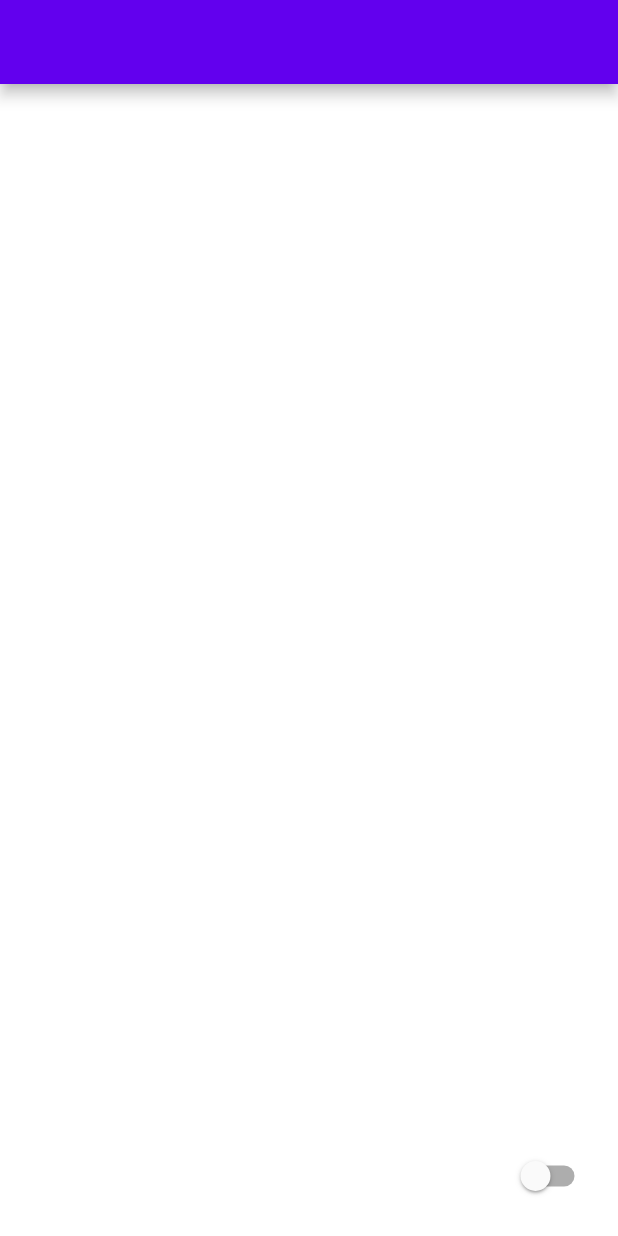
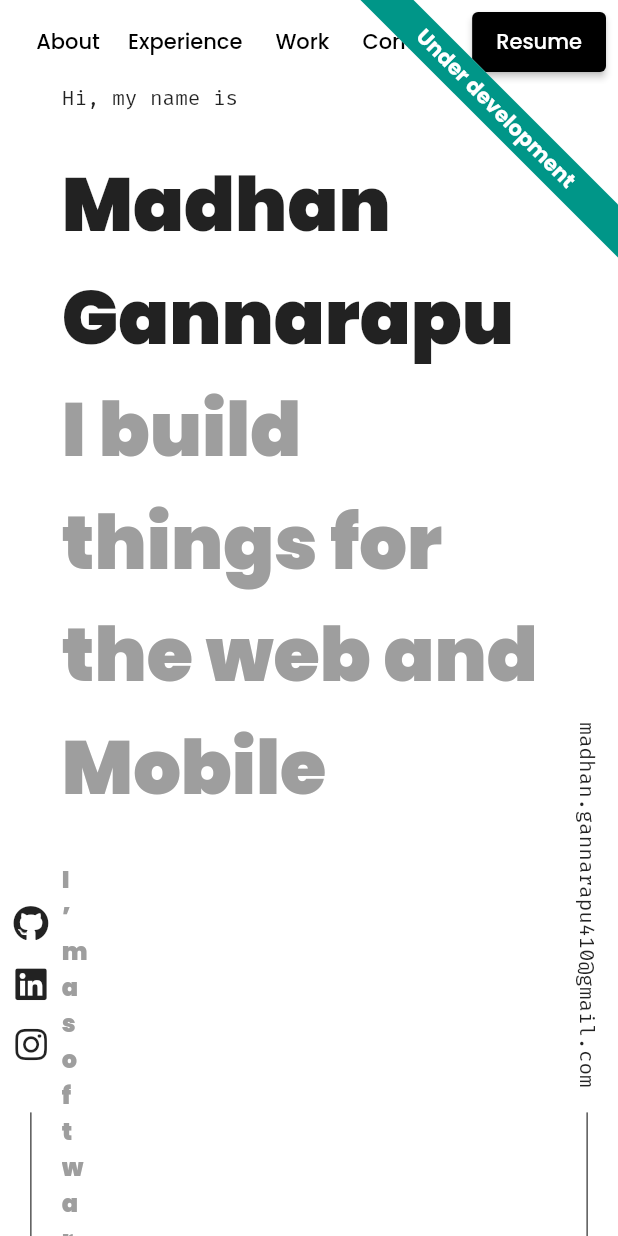
Before and after one commit to MadhanGannarapu/portfolio, a Flutter app: the screen it shows after launch, on a phone screen of 412 x 824 dp. Run offline on Flutter 3.47's test engine with Material 2 defaults, Android fonts, the phone set to English and light mode, and no system bars; our stand-ins replace font_awesome_flutter, google_fonts.

Commit message:
added under development flag

```diff
--- a/lib/constants/colors.dart
+++ b/lib/constants/colors.dart
@@ -0,0 +1,7 @@
+import 'package:flutter/material.dart';
+
+class AppColors{
+  static const Color white = Colors.white;
+  static const Color black = Colors.black;
+   static const Color aliceBlue = Color(0xffF0F4FA);
+}
--- /dev/null
+++ b/lib/constants/text_styles.dart
@@ -0,0 +1,14 @@
+import 'package:flutter/material.dart';
+import 'package:google_fonts/google_fonts.dart';
+
+class AppTextStyles {
+  static const TextStyle header =
+      TextStyle(fontSize: 50, fontWeight: FontWeight.w900);
+  static const TextStyle header2 =
+      TextStyle(fontSize: 50, fontWeight: FontWeight.w900, color: Colors.grey);
+  static const TextStyle title =
+      TextStyle(fontSize: 24, fontWeight: FontWeight.w900);
+  static TextStyle caption = GoogleFonts.firaCode(textStyle: const TextStyle());
+  static const TextStyle normal =
+      TextStyle(fontSize: 16, fontWeight: FontWeight.w900, color: Colors.grey);
+}
--- a/lib/constants/theme.dart
+++ b/lib/constants/theme.dart
@@ -1,22 +1,36 @@
 import 'package:flutter/material.dart';
 import 'package:google_fonts/google_fonts.dart';
+import 'package:portfolio/constants/colors.dart';
 
 class AppThemes {
-
   static final darkTheme = ThemeData(
-    scaffoldBackgroundColor: Colors.grey.shade900,
+      scaffoldBackgroundColor: Colors.black,
       primaryColor: Colors.black,
       colorScheme: const ColorScheme.dark(),
       iconTheme: IconThemeData(color: Colors.purple.shade200, opacity: 0.8),
       textTheme: GoogleFonts.poppinsTextTheme(ThemeData.dark().textTheme),
-  );
+      dividerTheme: const DividerThemeData(color: AppColors.white));
 
   static final lightTheme = ThemeData(
       scaffoldBackgroundColor: Colors.white,
       primaryColor: Colors.white,
       colorScheme: const ColorScheme.light(),
-    iconTheme: const IconThemeData(color: Colors.red, opacity: 0.8),
       textTheme: GoogleFonts.poppinsTextTheme(ThemeData.light().textTheme),
-  );
-
+      dividerTheme: const DividerThemeData(color: AppColors.black),
+      textButtonTheme: TextButtonThemeData(
+        style: TextButton.styleFrom(primary: Colors.black),
+      ),
+      elevatedButtonTheme: ElevatedButtonThemeData(
+        style: ElevatedButton.styleFrom(
+          onPrimary: Colors.white,
+          primary: AppColors.black,
+        ),
+      ),
+      outlinedButtonTheme: OutlinedButtonThemeData(
+        style: OutlinedButton.styleFrom(
+          primary: Colors.purple,
+          backgroundColor: Colors.green,
+        ),
+      ),
+      appBarTheme: const AppBarTheme(backgroundColor: AppColors.white));
 }
--- a/lib/main.dart
+++ b/lib/main.dart
@@ -3,7 +3,7 @@
 import 'package:portfolio/provider/theme_provider.dart';
 import 'package:provider/provider.dart';
 
-import 'view/screens/home_screen.dart';
+import 'view/screens/main_screen.dart';
 
 void main() {
   runApp(const MyApp());
@@ -20,17 +20,17 @@
           create: (context) => ThemeProvider(),
         ),
       ],
-      child: Consumer<ThemeProvider>(
-        builder: (context,theme,_) {
-          return MaterialApp(
-            title: 'Flutter Demo',
-            themeMode: theme.themeMode,
-            theme: AppThemes.lightTheme,
-            darkTheme: AppThemes.darkTheme,
-            home: const HomePage(),
-          );
-        }
-      ),
+      child: Consumer<ThemeProvider>(builder: (context, theme, _) {
+        return MaterialApp(
+          title: 'Flutter Demo',
+          debugShowCheckedModeBanner: false,
+          // themeMode: theme.themeMode,
+          themeMode: ThemeMode.light,
+          theme: AppThemes.lightTheme,
+          darkTheme: AppThemes.darkTheme,
+          home: const MainScreen(),
+        );
+      }),
     );
   }
 }
--- /dev/null
+++ b/lib/view/screens/about_me_screen.dart
@@ -0,0 +1,12 @@
+import 'package:flutter/material.dart';
+
+class AboutScreen extends StatelessWidget {
+  const AboutScreen({Key? key}) : super(key: key);
+
+  @override
+  Widget build(BuildContext context) {
+    return const Center(
+      child: Text('About screen'),
+    );
+  }
+}
--- /dev/null
+++ b/lib/view/screens/contact_screen.dart
@@ -0,0 +1,33 @@
+import 'package:flutter/material.dart';
+import 'package:portfolio/constants/text_styles.dart';
+
+class ContactScreen extends StatelessWidget {
+  const ContactScreen({Key? key}) : super(key: key);
+
+  @override
+  Widget build(BuildContext context) {
+    Size size = MediaQuery.of(context).size;
+    return SizedBox(
+      height: size.height,
+      child: Column(
+        crossAxisAlignment: CrossAxisAlignment.center,
+        mainAxisAlignment: MainAxisAlignment.center,
+        children: [
+          Text('What’s Next?', style: AppTextStyles.caption),
+          const SizedBox(height: 10),
+          const Text('Get In Touch', style: AppTextStyles.header),
+          const SizedBox(height: 10),
+           Padding(
+            padding: EdgeInsets.symmetric(horizontal: size.width*0.25),
+            child:const Text(
+                'Although I’m not currently looking for any new opportunities, my inbox is always open. Whether you have a question or just want to say hi, I’ll try my best to get back to you!',
+                textAlign: TextAlign.center,
+                style: AppTextStyles.normal),
+          ),
+          const SizedBox(height: 25),
+          ElevatedButton(onPressed: () {}, child: const Text('Say Hello'))
+        ],
+      ),
+    );
+  }
+}
--- /dev/null
+++ b/lib/view/screens/experience_screen.dart
@@ -0,0 +1,12 @@
+import 'package:flutter/material.dart';
+
+class ExperienceScreen extends StatelessWidget {
+  const ExperienceScreen({Key? key}) : super(key: key);
+
+  @override
+  Widget build(BuildContext context) {
+    return const Center(
+      child: Text('Experience screen'),
+    );
+  }
+}
--- a/lib/view/screens/home_screen.dart
+++ b/lib/view/screens/home_screen.dart
@@ -1,23 +1,77 @@
 import 'package:flutter/material.dart';
+import 'package:portfolio/constants/text_styles.dart';
 
-import '../widgets/change_theme_button_widget.dart';
-
-class HomePage extends StatelessWidget {
-  const HomePage({Key? key}) : super(key: key);
+class HomeScreen extends StatelessWidget {
+  const HomeScreen({Key? key}) : super(key: key);
 
   @override
   Widget build(BuildContext context) {
-    return Scaffold(
-      appBar: AppBar(),
-      // floatingActionButton: FloatingActionButton.extended(
-      //   onPressed: () {
-      //     Provider.of<ThemeProvider>(context, listen: false).toggleTheme();
-      //   },
-      //   icon: const Icon(Icons.light),
-      //   label: const Text("Switch Theme"),
-      // ),
-      floatingActionButton: const ChangeThemeButtonWidget(),
-      body: Container(),
+    Size size = MediaQuery.of(context).size;
+    return SizedBox(
+      height: size.height,
+      child: Column(
+        mainAxisAlignment: MainAxisAlignment.center,
+        crossAxisAlignment: CrossAxisAlignment.start,
+        children: [
+          Text(
+            'Hi, my name is',
+            style: AppTextStyles.caption,
+          ),
+          const SizedBox(height: 25),
+          const Text(
+            'Madhan Gannarapu',
+            style: AppTextStyles.header,
+          ),
+          // const SizedBox(height: 10),
+          const Text(
+            'I build things for the web and Mobile',
+            style: AppTextStyles.header2,
+          ),
+          const SizedBox(height: 25),
+          Padding(
+            padding: EdgeInsets.only(right: size.height * 0.7),
+            child: const Text(
+              'I’m a software developer specializing in building (and occasionally backend) exceptional digital experiences. Currently, I’m focused on building accessible, human-centered products at AutomateSMB',
+              style: AppTextStyles.normal,
+            ),
+          ),
+        ],
+      ),
     );
   }
 }
+
+
+// class HomePage extends StatelessWidget {
+//   const HomePage({Key? key}) : super(key: key);
+
+//   @override
+//   Widget build(BuildContext context) {
+//     return Scaffold(
+//       floatingActionButton: const ChangeThemeButtonWidget(),
+//       body: SingleChildScrollView(
+//         child: Column(
+//            crossAxisAlignment: CrossAxisAlignment.start,
+//           children: const [
+//             // Icon(Icons.g)
+//             SectionHeaderWidget(
+//               label: 'Madhan Gannarapu',
+//               header: 'Hi, I\'m Madhan, your friendly neighborhood developer',
+//             ),
+//             SectionHeaderWidget(
+//               label: 'About me',
+//               header:
+//                   "I'm a developer living in India, building Android, iOS and web with Flutter",
+//             ),
+//             SectionHeaderWidget(
+//               label: 'What I do',
+//               header: "I love creating beautiful user experiences",
+//               caption:
+//                   'Most of my development experience and interest is in React front end development. More recently I have also been using Solidity to write smart contracts on Ethereum',
+//             ),
+//           ],
+//         ),
+//       ),
+//     );
+//   }
+// }
--- /dev/null
+++ b/lib/view/screens/main_screen.dart
@@ -0,0 +1,106 @@
+import 'package:flutter/material.dart';
+import 'package:font_awesome_flutter/font_awesome_flutter.dart';
+import 'package:portfolio/constants/text_styles.dart';
+import 'package:portfolio/view/widgets/development_flag_widget.dart';
+
+import 'contact_screen.dart';
+import 'home_screen.dart';
+
+class MainScreen extends StatelessWidget {
+  const MainScreen({Key? key}) : super(key: key);
+
+  @override
+  Widget build(BuildContext context) {
+    Size size = MediaQuery.of(context).size;
+
+    return Stack(
+      children: [
+        Scaffold(
+          appBar: AppBar(
+            elevation: 0,
+            title: const Padding(
+              padding: EdgeInsets.all(8.0),
+              child: Text(
+                'MG',
+                style: TextStyle(
+                  fontSize: 30,
+                  letterSpacing: 4,
+                  color: Colors.black,
+                  fontWeight: FontWeight.bold,
+                ),
+              ),
+            ),
+            actions: [
+              TextButton(onPressed: () {}, child: const Text('About')),
+              TextButton(onPressed: () {}, child: const Text('Experience')),
+              TextButton(onPressed: () {}, child: const Text('Work')),
+              TextButton(onPressed: () {}, child: const Text('Contact')),
+              Padding(
+                padding: const EdgeInsets.all(8.0),
+                child: ElevatedButton(
+                    onPressed: () {}, child: const Text('Resume')),
+              )
+            ],
+          ),
+          body: Row(
+            children: [
+              SizedBox(
+                width: size.width * 0.1,
+                child: Column(
+                  mainAxisAlignment: MainAxisAlignment.end,
+                  crossAxisAlignment: CrossAxisAlignment.center,
+                  children: [
+                    const FaIcon(FontAwesomeIcons.github),
+                    SizedBox(height: size.height * 0.02),
+                    const FaIcon(FontAwesomeIcons.linkedin),
+                    SizedBox(height: size.height * 0.02),
+                    const FaIcon(FontAwesomeIcons.instagram),
+                    SizedBox(height: size.height * 0.02),
+                    SizedBox(height: size.height * 0.02),
+                    SizedBox(
+                      height: size.height * 0.1,
+                      child: const VerticalDivider(),
+                    )
+                  ],
+                ),
+              ),
+              Expanded(
+                child: SingleChildScrollView(
+                  child: Column(
+                    mainAxisSize: MainAxisSize.max,
+                    children: const [
+                      HomeScreen(),
+                      ContactScreen(),
+                    ],
+                  ),
+                ),
+              ),
+              SizedBox(
+                width: size.width * 0.1,
+                child: Column(
+                  mainAxisAlignment: MainAxisAlignment.end,
+                  crossAxisAlignment: CrossAxisAlignment.center,
+                  children: [
+                    RotatedBox(
+                      quarterTurns: 1,
+                      child: Text(
+                        'madhan.gannarapu410@gmail.com',
+                        style: AppTextStyles.caption,
+                      ),
+                    ),
+                    SizedBox(height: size.height * 0.02),
+                    SizedBox(
+                      height: size.height * 0.1,
+                      child: const VerticalDivider(),
+                    )
+                  ],
+                ),
+              ),
+            ],
+          ),
+        ),
+      const UnderDevelopmentBanner()
+      ],
+    );
+  }
+}
--- /dev/null
+++ b/lib/view/screens/work_screen.dart
@@ -0,0 +1,12 @@
+import 'package:flutter/material.dart';
+
+class WorkScreen extends StatelessWidget {
+  const WorkScreen({Key? key}) : super(key: key);
+
+  @override
+  Widget build(BuildContext context) {
+    return const Center(
+      child: Text('Work screen'),
+    );
+  }
+}
--- /dev/null
+++ b/lib/view/widgets/development_flag_widget.dart
@@ -0,0 +1,28 @@
+import 'package:flutter/material.dart';
+
+class UnderDevelopmentBanner extends StatelessWidget {
+  const UnderDevelopmentBanner({Key? key}) : super(key: key);
+
+  @override
+  Widget build(BuildContext context) {
+    return Positioned(
+      right: -50,
+      top: 60,
+      child: RotationTransition(
+        turns: const AlwaysStoppedAnimation(45 / 360),
+        child: Material(
+          child: Container(
+            padding: const EdgeInsets.symmetric(vertical: 2, horizontal:60),
+            color: Colors.teal,
+            child: const Text(
+              'Under development',
+              textAlign: TextAlign.center,
+              style:
+                  TextStyle(fontWeight: FontWeight.bold, color: Colors.white),
+            ),
+          ),
+        ),
+      ),
+    );
+  }
+}
--- /dev/null
+++ b/lib/view/widgets/section_header_widget_widget.dart
@@ -0,0 +1,36 @@
+import 'package:flutter/material.dart';
+
+class SectionHeaderWidget extends StatelessWidget {
+  const SectionHeaderWidget({Key? key, this.header, this.label, this.caption})
+      : super(key: key);
+  final String? header, label, caption;
+  @override
+  Widget build(BuildContext context) {
+    return Column(
+     crossAxisAlignment: CrossAxisAlignment.start,
+      children: [
+        Row(
+          children: [
+            const SizedBox(
+              width: 50,
+              child: Divider(thickness: 2),
+            ),
+            const SizedBox(width: 20),
+            Text(
+              label ?? '',
+              style: const TextStyle(fontSize: 16, fontWeight: FontWeight.w600),
+            ),
+          ],
+        ),
+        Text(
+          header ?? '',
+          style: const TextStyle(fontSize: 60, fontWeight: FontWeight.w600),
+        ),
+        Text(
+          caption ?? '',
+          style: const TextStyle(fontSize: 20, fontWeight: FontWeight.w600),
+        ),
+      ],
+    );
+  }
+}
--- a/pubspec.yaml
+++ b/pubspec.yaml
@@ -31,6 +31,7 @@ dependencies:
     sdk: flutter
   google_fonts: ^3.0.1
   provider: ^6.0.3
+  font_awesome_flutter: ^10.1.0
 
 
   # The following adds the Cupertino Icons font to your application.
```
Also changed, not shown: pubspec.lock, 1 other file. Lines whose indentation alone changed are shown as unchanged.
